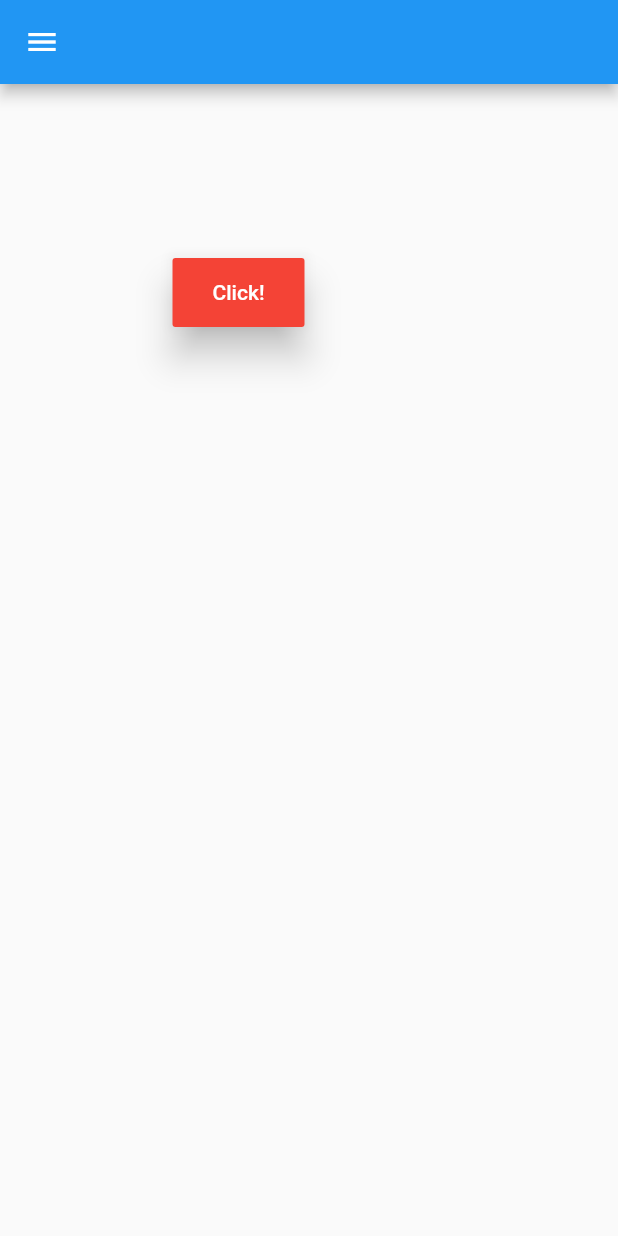
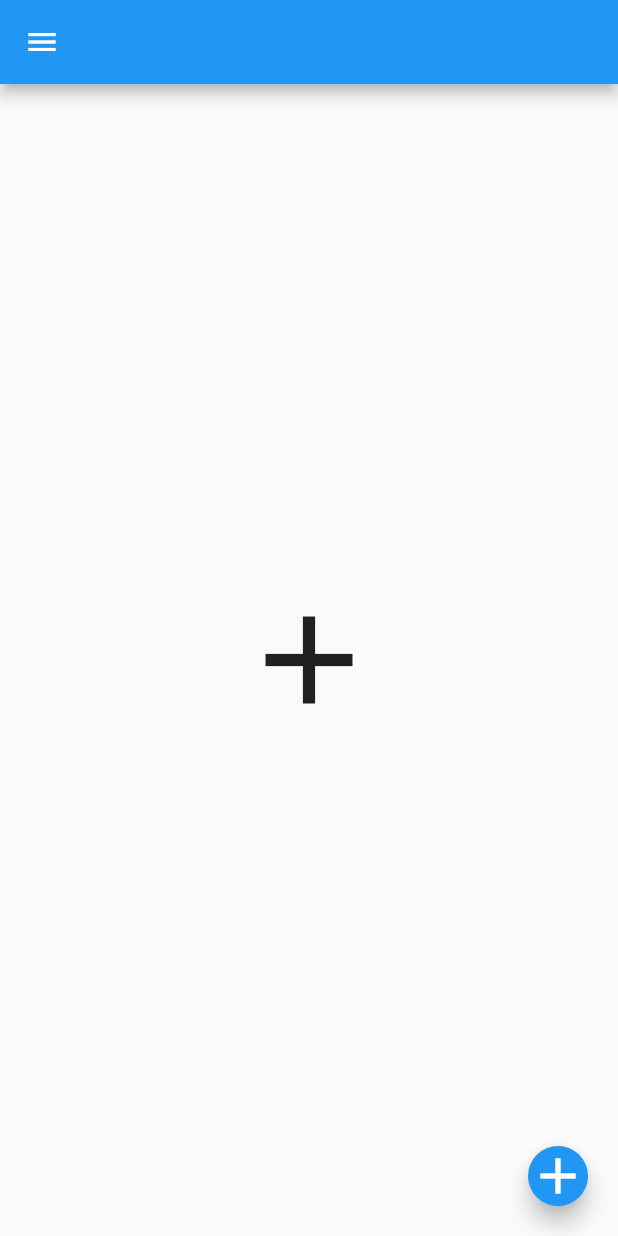
Before and after one commit to HashemAlkeshawi/flutter_youtube_course, a Flutter app: the screen it shows after launch, on a phone screen of 412 x 824 dp. Run offline on Flutter 3.47's test engine with Material 2 defaults, Android fonts, the phone set to English and light mode, and no system bars.

Commit message:
buttons: elevated, inkwill, icon, floatingAction, Gesture

```diff
--- a/lib/main.dart
+++ b/lib/main.dart
@@ -1,3 +1,4 @@
+import 'package:flutter/cupertino.dart';
 import 'package:flutter/material.dart';
 
 void main() {
@@ -7,68 +8,102 @@ void main() {
 }
 
 class App2 extends StatelessWidget {
+  int x = 0;
   @override
   Widget build(BuildContext context) {
     return MaterialApp(
       home: Scaffold(
         appBar: AppBar(),
         drawer: Drawer(),
+        floatingActionButton: actionButton(),
         body: body1(),
       ),
     );
   }
 
-  int x = 0;
-
   Widget body1() {
-    return Column(
+    return Container(
+      alignment: Alignment.center,
+      child: Column(
+        mainAxisAlignment: MainAxisAlignment.spaceAround,
         children: [
           Container(
-          margin: EdgeInsets.all(115),
-          child: MaterialButton(
-              onPressed: () {
-                x++;
-                print(x.toString());
+            width: 200,
+            height: 200,
+            // color: Colors.green,
+            child: GestureDetector(
+              onVerticalDragDown: (DragDownDetails) {
+                print("draged down ended");
               },
-              child: Text("Click!"),
-              textColor: Colors.white,
-              color: Colors.red,
-              padding: EdgeInsets.symmetric(horizontal: 10, vertical: 15),
-              elevation: 10),
+              // onHorizontalDragDown: (DragDownDetails) {
+              //   print("draged horizontal ended");
+              // },
+              child: Icon(
+                Icons.add,
+                size: 100,
+              ),
+              onTapUp: (tap) {
+                print("UP");
+              },
+              onTapDown: (tap) {
+                print("DOWN");
+              },
+              // onTapCancel: () {
+              //   print("CANCEL");
+              // },
+              // onLongPress: () {
+              //   print("LongPressed");
+              // },
+            ),
           ),
         ],
+      ),
     );
   }
-//   Widget body() {
-//     return SingleChildScrollView(
-//         scrollDirection: Axis.horizontal,
-//         child: Container(
-//           child: Row(
-//             children: [
-//               _container(Color.fromARGB(255, 209, 158, 154), text: "init text"),
-//               _container(Colors.blue, textAlign: TextAlign.end),
-//               _container(Colors.green),
-//               _container(Colors.yellow),
-//             ],s
-//           ),
-//         ));
+
+  FloatingActionButton actionButton() {
+    return FloatingActionButton.small(
+      splashColor: Colors.green,
+      onPressed: () {
+        print((x++).toString());
+      },
+      child: Icon(
+        Icons.add,
+        size: 40,
+      ),
+    );
   }
 
-//   Widget _container(Color color, {String? text, TextAlign? textAlign}) {
-//     return Container(
-//       margin: EdgeInsets.all(15),
-//       width: 130,
-//       height: 200,
-//       alignment: Alignment.center,
-//       decoration: BoxDecoration(
-//           color: color, borderRadius: BorderRadius.all(Radius.circular(23))),
-//       child: Text(
-//         text ?? "A container",
-//         textAlign: textAlign ?? TextAlign.center,
-//       ),
-//     );
-//   }
+  // Widget body() {
+  //   return SingleChildScrollView(
+  //       scrollDirection: Axis.horizontal,
+  //       child: Container(
+  //         child: Row(
+  //           children: [
+  //             _container(Color.fromARGB(255, 209, 158, 154), text: "init text"),
+  //             _container(Colors.blue, textAlign: TextAlign.end),
+  //             _container(Colors.green),
+  //             _container(Colors.yellow),
+  //           ],
+  //         ),
+  //       ));
 // }
+
+  Widget _container(Color color, {String? text, TextAlign? textAlign}) {
+    return Container(
+      margin: EdgeInsets.all(15),
+      width: 130,
+      height: 200,
+      alignment: Alignment.center,
+      decoration: BoxDecoration(
+          color: color, borderRadius: BorderRadius.all(Radius.circular(23))),
+      child: Text(
+        text ?? "A container",
+        textAlign: textAlign ?? TextAlign.center,
+      ),
+    );
+  }
+}
 
 // class Example extends StatelessWidget {
 //   @override
```
Lines whose indentation alone changed are shown as unchanged.
